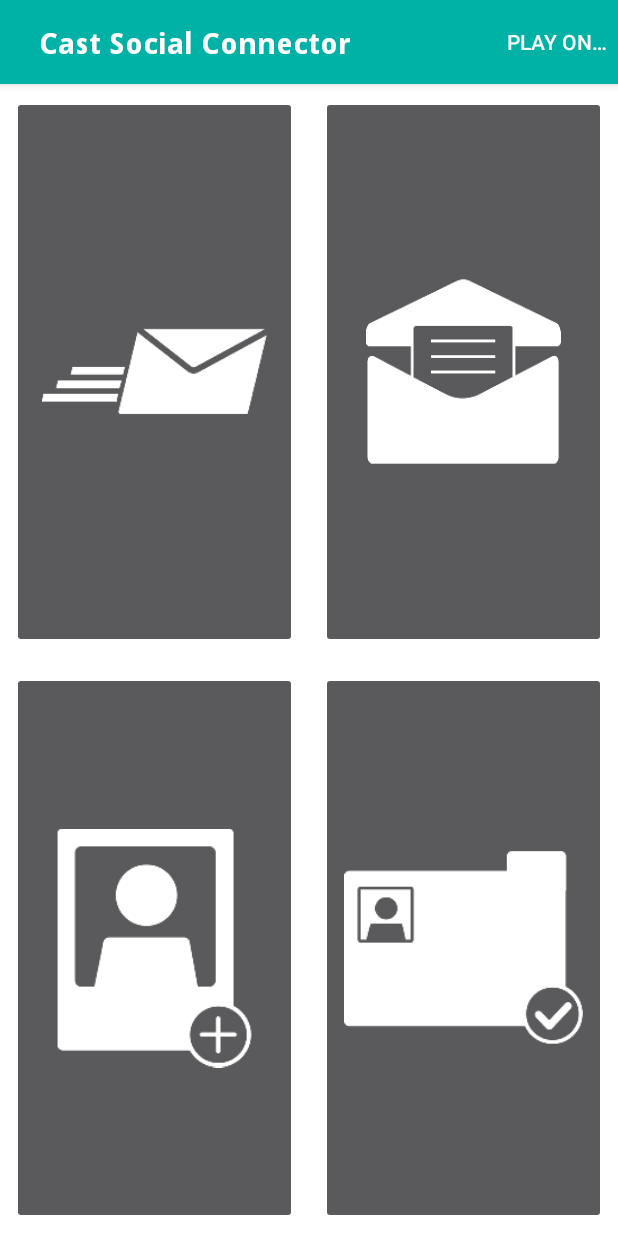
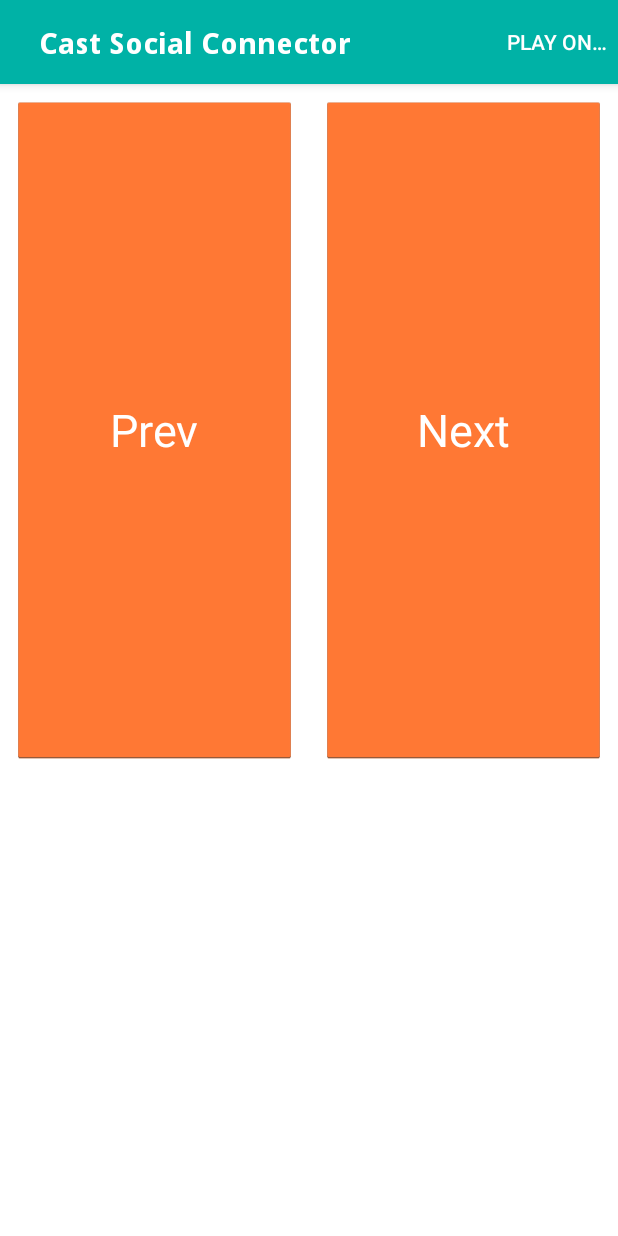
Before and after one commit to JoseTapiaG/CastSocialConnector, an Android app: the fragment MenuFragment placed in its activity, after a tap on an icon or button, on a phone screen of 412 x 824 dp. Run offline under Robolectric (Android 15) with nearby library versions, the phone set to English and light mode, and no system bars; libraries missing offline, so code that uses them is left out: android.support.v7; 11 statements that could not run were skipped.

Commit message:
Lista mensajes nuevos

```diff
--- a/app/src/main/java/com/jose/castsocialconnector/main/MenuFragment.java
+++ b/app/src/main/java/com/jose/castsocialconnector/main/MenuFragment.java
@@ -17,6 +17,7 @@ import com.google.android.gms.common.api.Status;
 import com.jose.castsocialconnector.R;
 import com.jose.castsocialconnector.contacts.AlbumContactsFragment;
 import com.jose.castsocialconnector.contacts.SendMessageContactsFragment;
+import com.jose.castsocialconnector.message.NewMessagesFragment;
 import com.jose.castsocialconnector.photo.NewPhotosFragment;
 import com.jose.castsocialconnector.tutorial.MenuTutorial;
 import com.jose.castsocialconnector.xml.XmlContact;
@@ -43,7 +44,7 @@ public class MenuFragment extends BaseFragment {
         view.findViewById(R.id.messages).setOnClickListener(new View.OnClickListener() {
             @Override
             public void onClick(View view) {
-//                prev();
+                changeFragment(new NewMessagesFragment());
             }
         });
 
--- /dev/null
+++ b/app/src/main/java/com/jose/castsocialconnector/message/NewMessagesFragment.java
@@ -0,0 +1,110 @@
+package com.jose.castsocialconnector.message;
+
+import android.os.Bundle;
+import android.view.LayoutInflater;
+import android.view.View;
+import android.view.ViewGroup;
+
+import com.google.android.gms.cast.Cast;
+import com.google.android.gms.common.api.ResultCallback;
+import com.google.android.gms.common.api.Status;
+import com.google.gson.Gson;
+import com.google.gson.GsonBuilder;
+import com.jose.castsocialconnector.R;
+import com.jose.castsocialconnector.main.BaseFragment;
+import com.jose.castsocialconnector.main.MainActivity;
+import com.jose.castsocialconnector.main.MenuFragment;
+import com.jose.castsocialconnector.message.receive.Email;
+
+import java.util.ArrayList;
+
+public class NewMessagesFragment extends BaseFragment {
+
+    private final String TAG = "NewMessagesFragment";
+    private ArrayList<Email> emails;
+
+    @Override
+    public void onCreate(Bundle savedInstanceState) {
+        super.onCreate(savedInstanceState);
+        emails = ((MainActivity) getActivity()).getGetEmailService().getEmails();
+        sendNewMessages();
+    }
+
+    @Override
+    protected void onBackPressed() {
+        changeFragment(new MenuFragment());
+    }
+
+    @Override
+    public View onCreateView(LayoutInflater inflater, ViewGroup container, Bundle savedInstanceState) {
+        View view = inflater.inflate(R.layout.new_messages, container, false);
+        view.findViewById(R.id.next).setOnClickListener(new View.OnClickListener() {
+            @Override
+            public void onClick(View view) {
+                next();
+            }
+        });
+        view.findViewById(R.id.prev).setOnClickListener(new View.OnClickListener() {
+            @Override
+            public void onClick(View view) {
+                prev();
+            }
+        });
+        return view;
+    }
+
+    public void sendNewMessages() {
+        if (((MainActivity) getActivity()).getmApiClient() != null) {
+            try {
+
+                Gson gson = new GsonBuilder().excludeFieldsWithoutExposeAnnotation().create();
+                String json = gson.toJson(emails);
+
+                Cast.CastApi.sendMessage(((MainActivity) getActivity()).getmApiClient(),
+                        getString(R.string.new_messages), json).setResultCallback(
+                        new ResultCallback<Status>() {
+                            @Override
+                            public void onResult(Status result) {
+                                if (!result.isSuccess()) {
+                                }
+                            }
+                        });
+            } catch (Exception e) {
+            }
+        }
+    }
+
+    public void next() {
+        if (((MainActivity) getActivity()).getmApiClient() != null) {
+            try {
+                Cast.CastApi.sendMessage(((MainActivity) getActivity()).getmApiClient(),
+                        getString(R.string.next_message_namespace), ".").setResultCallback(
+                        new ResultCallback<Status>() {
+                            @Override
+                            public void onResult(Status result) {
+                                if (!result.isSuccess()) {
+                                }
+                            }
+                        });
+            } catch (Exception e) {
+            }
+        }
+    }
+
+    public void prev() {
+        if (((MainActivity) getActivity()).getmApiClient() != null) {
+            try {
+                Cast.CastApi.sendMessage(((MainActivity) getActivity()).getmApiClient(),
+                        getString(R.string.prev_message_namespace), ".").setResultCallback(
+                        new ResultCallback<Status>() {
+                            @Override
+                            public void onResult(Status result) {
+                                if (!result.isSuccess()) {
+                                }
+                            }
+                        });
+            } catch (Exception e) {
+            }
+        }
+    }
+}
--- a/app/src/main/java/com/jose/castsocialconnector/message/receive/GetEmailService.java
+++ b/app/src/main/java/com/jose/castsocialconnector/message/receive/GetEmailService.java
@@ -77,6 +77,8 @@ public class GetEmailService implements MessageCountListener {
                         idleThread.setDaemon(false);
                         idleThread.start();
                     }
+
+                    cargarCorreos();
                 } catch (Exception e) {
                     e.printStackTrace();
                 }
@@ -128,7 +130,7 @@ public class GetEmailService implements MessageCountListener {
                     }
                     return null;
                 }
-            };
+            }.execute();
         }
     }
 
--- /dev/null
+++ b/app/src/main/res/layout/new_messages.xml
@@ -0,0 +1,32 @@
+<?xml version="1.0" encoding="utf-8"?>
+<LinearLayout xmlns:android="http://schemas.android.com/apk/res/android"
+    android:layout_width="match_parent"
+    android:layout_height="match_parent"
+    android:orientation="vertical">
+
+    <LinearLayout
+        android:layout_width="match_parent"
+        android:layout_height="match_parent"
+        android:layout_weight="2"
+        android:orientation="horizontal">
+
+        <Button
+            android:id="@+id/prev"
+            style="@style/defaultBotton"
+            android:text="Prev" />
+
+        <Button
+            android:id="@+id/next"
+            style="@style/defaultBotton"
+            android:text="Next" />
+
+    </LinearLayout>
+
+    <LinearLayout
+        android:id="@+id/select"
+        android:layout_width="match_parent"
+        android:layout_height="match_parent"
+        android:layout_weight="3"
+        android:orientation="horizontal" />
+
+</LinearLayout>
--- a/app/src/main/res/values/strings.xml
+++ b/app/src/main/res/values/strings.xml
@@ -27,6 +27,9 @@
     <string name="send_mail">urn:x-cast:com.jose.cast.sample.send_mail</string>
     <string name="send_message_subject">[Social Connector] Nuevo mensaje</string>
     <string name="send_message">urn:x-cast:com.jose.cast.sample.send_message</string>
+    <string name="new_messages">urn:x-cast:com.jose.cast.sample.new_messages</string>
+    <string name="next_message_namespace">urn:x-cast:com.jose.cast.sample.next_message</string>
+    <string name="prev_message_namespace">urn:x-cast:com.jose.cast.sample.prev_message</string>
 
     <!--Home-->
     <string name="home_namespace">urn:x-cast:com.jose.cast.sample.home</string>
```
Also changed, not shown: app/src/main/java/com/jose/castsocialconnector/message/receive/Email.java (+16 -0 lines).
